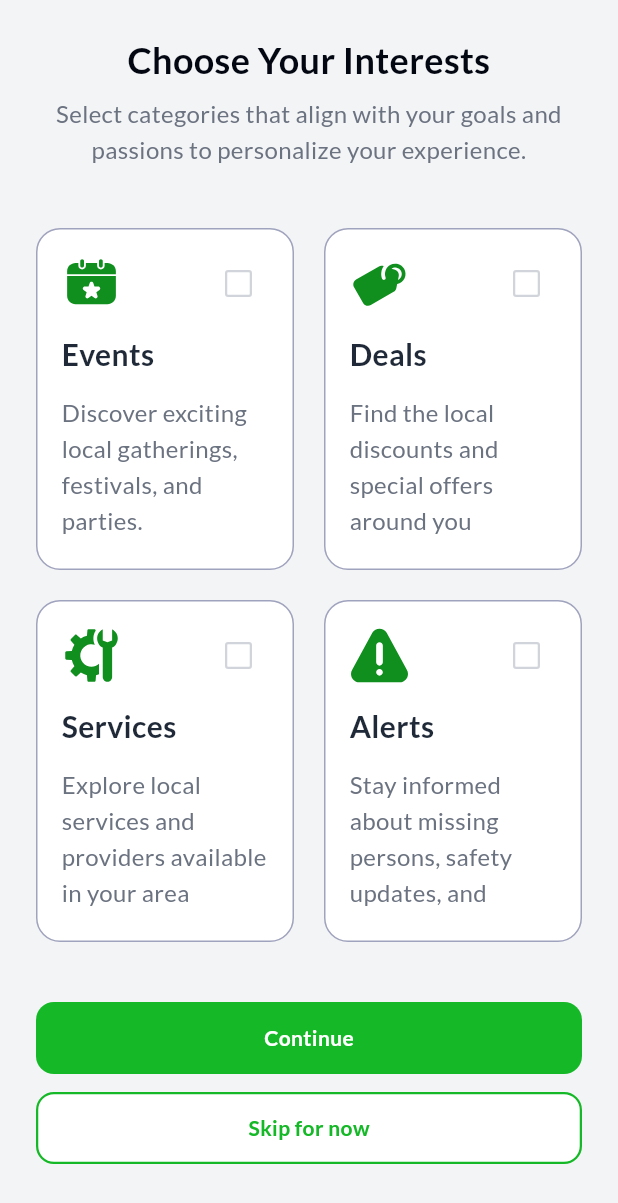
After one commit to Zimmer550i/jurnee, a Flutter app: the UserInterests screen opened directly, on a phone screen of 412 x 824 dp. The commit adds this screen. Shown: the top 1203 px of the screen. Run offline on Flutter 3.47's test engine with Material 3 defaults, Android fonts, the phone set to English and light mode, and no system bars; our stand-ins replace cached_network_image, flick_video_player, flutter_html, flutter_svg, geocoding, geolocator and 9 more; missing offline and left inert: widget_to_marker; accounts and stored records are empty; network calls fail.

Commit message:
add: new pages for Auth

```diff
--- a/lib/utils/custom_snackbar.dart
+++ b/lib/utils/custom_snackbar.dart
@@ -4,10 +4,8 @@ import 'package:jurnee/utils/app_colors.dart';
 import 'package:jurnee/utils/app_texts.dart';
 
 void customSnackBar(String message, {bool isError = true, String? title}) {
-  debugPrint("${isError ? "Error " : ""}Snackbar==> $message");
   title ??= isError ? "Error Occured" : "Succeed";
 
-  // SAFELY close an open snackbar without crashing GetX
   if (Get.isSnackbarOpen) {
     Future.microtask(() {
       if (Get.isSnackbarOpen) {
--- /dev/null
+++ b/lib/views/screens/auth/user_interests.dart
@@ -0,0 +1,207 @@
+import 'package:flutter/material.dart';
+import 'package:get/get.dart';
+import 'package:jurnee/controllers/user_controller.dart';
+import 'package:jurnee/utils/app_colors.dart';
+import 'package:jurnee/utils/app_texts.dart';
+import 'package:jurnee/utils/custom_snackbar.dart';
+import 'package:jurnee/utils/custom_svg.dart';
+import 'package:jurnee/views/base/custom_button.dart';
+
+class UserInterests extends StatefulWidget {
+  const UserInterests({super.key});
+
+  @override
+  State<UserInterests> createState() => _UserInterestsState();
+}
+
+class _UserInterestsState extends State<UserInterests> {
+  final user = Get.find<UserController>();
+  bool event = false;
+  bool deal = false;
+  bool service = false;
+  bool alerts = false;
+
+  void onSubmit() async {
+    List<String> interests = [];
+    if (event) {
+      interests.add("events");
+    }
+    if (deal) {
+      interests.add("deals");
+    }
+    if (service) {
+      interests.add("services");
+    }
+    if (alerts) {
+      interests.add("alerts");
+    }
+    final message = await user.updateUserData({"interested": interests});
+
+    if (message == "success") {
+      Get.back();
+      customSnackBar("Thank you for letting us know", isError: false);
+    } else {
+      customSnackBar(message);
+    }
+  }
+
+  @override
+  Widget build(BuildContext context) {
+    return Scaffold(
+      body: SafeArea(
+        child: SingleChildScrollView(
+          padding: EdgeInsets.symmetric(horizontal: 24),
+          child: Column(
+            children: [
+              const SizedBox(height: 24),
+              Text(
+                "Choose Your Interests",
+                textAlign: TextAlign.center,
+                style: AppTexts.dxsb,
+              ),
+              const SizedBox(height: 8),
+              Text(
+                "Select categories that align with your goals and passions to personalize your experience.",
+                textAlign: TextAlign.center,
+                style: AppTexts.tmdr.copyWith(color: AppColors.gray.shade400),
+              ),
+              const SizedBox(height: 40),
+              Row(
+                spacing: 20,
+                crossAxisAlignment: CrossAxisAlignment.start,
+                children: [
+                  options(
+                    "Events",
+                    "Discover exciting local gatherings, festivals, and parties.",
+                    "event",
+                    event,
+                    () {
+                      setState(() {
+                        event = !event;
+                      });
+                    },
+                  ),
+                  options(
+                    "Deals",
+                    "Find the local discounts and special offers around you",
+                    "deal",
+                    deal,
+                    () {
+                      setState(() {
+                        deal = !deal;
+                      });
+                    },
+                  ),
+                ],
+              ),
+              const SizedBox(height: 20),
+              Row(
+                spacing: 20,
+                crossAxisAlignment: CrossAxisAlignment.start,
+                children: [
+                  options(
+                    "Services",
+                    "Explore local services and providers available in your area",
+                    "service",
+                    service,
+                    () {
+                      setState(() {
+                        service = !service;
+                      });
+                    },
+                  ),
+                  options(
+                    "Alerts",
+                    "Stay informed about missing persons, safety updates, and community notices.",
+                    "alerts",
+                    alerts,
+                    () {
+                      setState(() {
+                        alerts = !alerts;
+                      });
+                    },
+                  ),
+                ],
+              ),
+              const SizedBox(height: 40),
+              Obx(
+                () => CustomButton(
+                  onTap: onSubmit,
+                  text: "Continue",
+                  isLoading: user.isLoading.value,
+                ),
+              ),
+              const SizedBox(height: 12),
+              CustomButton(
+                onTap: () {
+                  Get.back();
+                },
+                text: "Skip for now",
+                isSecondary: true,
+              ),
+            ],
+          ),
+        ),
+      ),
+    );
+  }
+
+  Widget options(
+    String title,
+    String subtitle,
+    String assetName,
+    bool isSelected,
+    Function() onChanged,
+  ) {
+    return Expanded(
+      child: GestureDetector(
+        onTap: onChanged,
+        child: Container(
+          padding: EdgeInsets.all(16),
+          decoration: BoxDecoration(
+            color: Colors.white,
+            borderRadius: BorderRadius.circular(16),
+            border: Border.all(
+              color: isSelected
+                  ? AppColors.green.shade600
+                  : AppColors.gray.shade300,
+            ),
+          ),
+          child: Column(
+            spacing: 12,
+            crossAxisAlignment: CrossAxisAlignment.start,
+            children: [
+              Row(
+                mainAxisAlignment: MainAxisAlignment.spaceBetween,
+                children: [
+                  CustomSvg(asset: "assets/icons/$assetName.svg", size: 40),
+                  Checkbox(
+                    value: isSelected,
+                    onChanged: (val) {},
+                    activeColor: AppColors.green.shade600,
+                    materialTapTargetSize: MaterialTapTargetSize.shrinkWrap,
+                    side: BorderSide(
+                      color: AppColors.gray.shade200,
+                      width: 1.5,
+                    ),
+                  ),
+                ],
+              ),
+              Text(
+                title,
+                style: AppTexts.txlb.copyWith(color: AppColors.gray.shade700),
+              ),
+              SizedBox(
+                height: 100,
+                child: Text(
+                  subtitle,
+                  style: AppTexts.tmdr.copyWith(color: AppColors.gray.shade400),
+                ),
+              ),
+            ],
+          ),
+        ),
+      ),
+    );
+  }
+}
--- a/pubspec.yaml
+++ b/pubspec.yaml
@@ -31,6 +31,7 @@ dependencies:
   get: ^4.6.6
   intl: ^0.20.2
   socket_io_client: ^3.1.2
+  geocoding: ^4.0.0
 
 dev_dependencies:
   flutter_test:
```
Also changed, not shown: lib/utils/get_location.dart (added, +88 -0 lines), lib/views/screens/auth/cant_access_app.dart (added, +80 -0 lines), lib/views/screens/auth/login.dart (+12 -1 lines), lib/views/screens/home/home.dart (+12 -0 lines), pubspec.lock, 1 other file.
